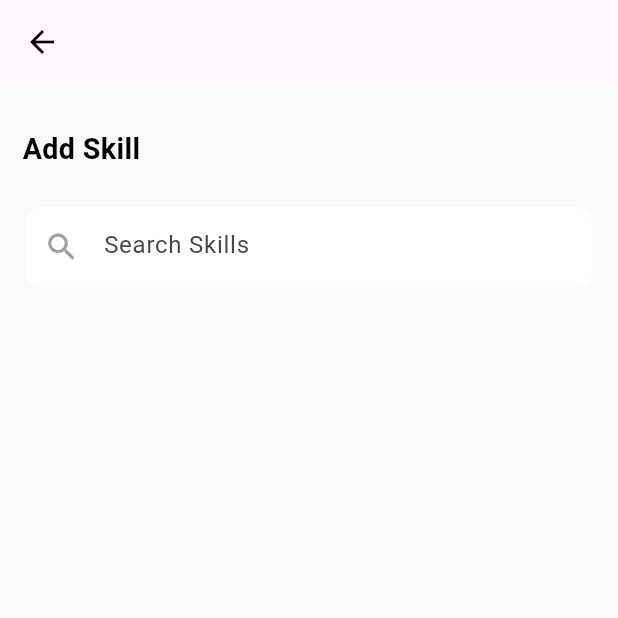
After one commit to muhammaddevuz/aytisoft, a Flutter app: the AddSkillsScreen screen opened directly, on a phone screen of 412 x 824 dp, the top half of it. The commit adds this screen. Run offline on Flutter 3.47's test engine with Material 3 defaults, Android fonts, the phone set to English and light mode, and no system bars; our stand-ins replace bloc, flutter_bloc, flutter_screenutil, gap, google_fonts, zoom_tap_animation; missing offline and left inert: svg_flutter; statements that could not run were skipped.

Commit message:
skills bloc

```diff
--- /dev/null
+++ b/lib/blocs/skills_bloc/skills_bloc.dart
@@ -0,0 +1,49 @@
+import 'package:aytijobs/blocs/skills_bloc/skills_event.dart';
+import 'package:aytijobs/blocs/skills_bloc/skills_state.dart';
+import 'package:aytijobs/utils/skills_constants.dart';
+import 'package:bloc/bloc.dart';
+
+class SkillsBloc extends Bloc<SkillsEvent, SkillsState> {
+  SkillsBloc() : super(SkillsInitialState()) {
+    on<SkillsAddEvent>(_addSkill);
+    on<SkillsChangeQueryEvent>(_changeQuery);
+    on<SkillsRemoveEvent>(_removeSkill);
+  }
+
+  void _addSkill(SkillsAddEvent event, emit) {
+    emit(SkillsLoadingState());
+    try {
+      if (!skills.contains(event.skill)) {
+        skills.add(event.skill);
+        controller.clear();
+        emit(SkillsChangeQueryEvent(query: ''));
+        SkillsLoadedState(query: query, skills: skills, controller: controller);
+      }
+    } catch (error) {
+      emit(SkillsErrorState(error: error.toString()));
+    }
+  }
+
+  void _changeQuery(SkillsChangeQueryEvent event, emit) {
+    emit(SkillsLoadingState());
+    try {
+      query = event.query;
+      if (event.query == '') {
+        controller.clear();
+      }
+      emit(SkillsLoadedState(
+          query: query, skills: skills, controller: controller));
+    } catch (error) {
+      emit(SkillsErrorState(error: error.toString()));
+    }
+  }
+
+  void _removeSkill(SkillsRemoveEvent event, emit) {
+    emit(SkillsLoadingState());
+    try {
+      skills.removeWhere((element) => element == event.skill);
+      emit(SkillsLoadedState(
+          query: query, skills: skills, controller: controller));
+    } catch (error) {}
+  }
+}
--- /dev/null
+++ b/lib/blocs/skills_bloc/skills_event.dart
@@ -0,0 +1,20 @@
+sealed class SkillsEvent {}
+
+class SkillsChangeQueryEvent extends SkillsEvent {
+  final String query;
+  SkillsChangeQueryEvent({required this.query});
+}
+
+class ClearQueryEvent extends SkillsEvent {}
+
+class SkillsAddEvent extends SkillsEvent {
+  final String skill;
+  SkillsAddEvent({required this.skill});
+}
+
+class SkillsRemoveEvent extends SkillsEvent {
+  final String skill;
+  SkillsRemoveEvent({required this.skill});
+}
+
+// class SkillsEvent {}
--- /dev/null
+++ b/lib/blocs/skills_bloc/skills_state.dart
@@ -0,0 +1,21 @@
+import 'package:flutter/material.dart';
+
+sealed class SkillsState {}
+
+class SkillsInitialState extends SkillsState {}
+
+class SkillsLoadingState extends SkillsInitialState {}
+
+class SkillsLoadedState extends SkillsInitialState {
+  final String query;
+  final List skills;
+  final TextEditingController controller;
+
+  SkillsLoadedState(
+      {required this.query, required this.skills, required this.controller});
+}
+
+class SkillsErrorState extends SkillsInitialState {
+  final String error;
+  SkillsErrorState({required this.error});
+}
--- a/lib/main.dart
+++ b/lib/main.dart
@@ -1,4 +1,5 @@
-
+import 'package:aytijobs/ui/screens/add_skills_screen.dart';
+import 'package:aytijobs/ui/screens/appreciation_screen.dart';
 import 'package:flutter/material.dart';
 import 'package:flutter_screenutil/flutter_screenutil.dart';
 
@@ -11,12 +12,12 @@ class MyApp extends StatelessWidget {
 
   @override
   Widget build(BuildContext context) {
-    return const ScreenUtilInit(
+    return ScreenUtilInit(
       designSize: Size(360, 690),
       child: MaterialApp(
         debugShowCheckedModeBanner: false,
         // home: WorkexpScreen(),
-        home: AppreciationScreen(), // shokh-time screen
+        home: AddSkillsScreen(), // shokh-time screen
       ),
     );
   }
--- /dev/null
+++ b/lib/ui/screens/add_skills_screen.dart
@@ -0,0 +1,206 @@
+import 'package:aytijobs/blocs/skills_bloc/skills_bloc.dart';
+import 'package:aytijobs/blocs/skills_bloc/skills_event.dart';
+import 'package:aytijobs/blocs/skills_bloc/skills_state.dart';
+import 'package:aytijobs/utils/skills_constants.dart';
+import 'package:flutter/material.dart';
+import 'package:flutter_bloc/flutter_bloc.dart';
+import 'package:flutter_screenutil/flutter_screenutil.dart';
+
+class AddSkillsScreen extends StatefulWidget {
+  @override
+  State<AddSkillsScreen> createState() => _AddSkillsScreenState();
+}
+
+class _AddSkillsScreenState extends State<AddSkillsScreen> {
+  @override
+  void initState() {
+    super.initState();
+    context.read<SkillsBloc>().add(SkillsChangeQueryEvent(query: query));
+  }
+
+  @override
+  Widget build(BuildContext context) {
+    return Scaffold(
+      resizeToAvoidBottomInset: false,
+      backgroundColor: const Color(0xffF9F9F9),
+      appBar: AppBar(
+        leading: IconButton(
+          onPressed: () {
+            Navigator.pop(context);
+          },
+          icon: const Icon(
+            Icons.arrow_back,
+            color: Colors.black,
+          ),
+        ),
+      ),
+      body: BlocBuilder<SkillsBloc, SkillsState>(builder: (context, state) {
+        if (state is SkillsLoadingState) {
+          return Center(
+            child: CircularProgressIndicator(),
+          );
+        }
+        if (state is SkillsErrorState) {
+          return Center(
+            child: Text(state.error),
+          );
+        }
+
+        if (state is SkillsLoadedState) {
+          return Padding(
+            padding: const EdgeInsets.only(top: 30, left: 15, right: 15),
+            child: Column(
+              crossAxisAlignment: CrossAxisAlignment.start,
+              children: [
+                Text(
+                  "Add Skill",
+                  style: TextStyle(
+                    fontSize: 16.h,
+                    fontWeight: FontWeight.bold,
+                    color: Colors.black,
+                  ),
+                ),
+                const SizedBox(
+                  height: 25,
+                ),
+                Row(
+                  mainAxisAlignment: MainAxisAlignment.center,
+                  children: [
+                    Container(
+                      padding: const EdgeInsets.symmetric(vertical: 8),
+                      height: 45.h,
+                      width: 330.w,
+                      decoration: BoxDecoration(
+                        color: Colors.white,
+                        borderRadius: BorderRadius.circular(10),
+                      ),
+                      child: Center(
+                        child: TextFormField(
+                          style: const TextStyle(
+                            color: Colors.black,
+                          ),
+                          controller: state.controller,
+                          expands: true,
+                          maxLines: null,
+                          minLines: null,
+                          decoration: InputDecoration(
+                            hintText: "Search Skills",
+                            border: InputBorder.none,
+                            prefixIcon: const Icon(
+                              Icons.search,
+                              color: Colors.grey,
+                            ),
+                            suffixIcon: state.query.isNotEmpty
+                                ? IconButton(
+                                    onPressed: () {
+                                      setState(() {
+                                        controller.clear();
+                                      });
+                                    },
+                                    icon: const Icon(
+                                      Icons.close,
+                                      color: Colors.black,
+                                    ),
+                                  )
+                                : null,
+                          ),
+                          onChanged: (value) {
+                            context
+                                .read<SkillsBloc>()
+                                .add(SkillsChangeQueryEvent(query: value));
+                          },
+                        ),
+                      ),
+                    ),
+                  ],
+                ),
+                SizedBox(
+                  height: state.query.isEmpty ? 15 : 5,
+                ),
+                state.query.isNotEmpty
+                    ? Container(
+                        // color: Colors.white,
+                        height: 400,
+                        width: double.infinity,
+                        child: ListView.builder(
+                          itemCount: skillsList.length,
+                          itemBuilder: (context, index) {
+                            if (skillsList[index]
+                                .toLowerCase()
+                                .contains(state.query.toLowerCase())) {
+                              return InkWell(
+                                onTap: () {
+                                  context.read<SkillsBloc>().add(SkillsAddEvent(skill: skillsList[index]));
+                                },
+                                child: Container(
+                                  padding: const EdgeInsets.symmetric(
+                                      horizontal: 10),
+                                  margin:
+                                      const EdgeInsets.symmetric(vertical: 10),
+                                  width: 350,
+                                  child: Text(
+                                    skillsList[index],
+                                    style: TextStyle(
+                                      fontSize: 12.h,
+                                    ),
+                                  ),
+                                ),
+                              );
+                            }
+                            return const SizedBox();
+                          },
+                        ),
+                      )
+                    : Wrap(
+                        spacing: 10,
+                        runSpacing: 10,
+                        children: [
+                          for (var item in state.skills)
+                            Container(
+                              // height: 20,
+                              clipBehavior: Clip.hardEdge,
+                              padding:
+                                  const EdgeInsets.symmetric(horizontal: 2),
+                              decoration: BoxDecoration(
+                                  borderRadius: BorderRadius.circular(10),
+                                  color: const Color(0xffF0EFF2)),
+                              child: Row(
+                                mainAxisSize: MainAxisSize.min,
+                                children: [
+                                  Text(
+                                    item,
+                                    style: TextStyle(
+                                      fontSize: 12.h,
+                                      color: Colors.black,
+                                    ),
+                                  ),
+                                  const SizedBox(
+                                    width: 3,
+                                  ),
+                                  IconButton(
+                                    // padding: EdgeInsets.all(0),
+                                    onPressed: () {
+                                    context.read<SkillsBloc>().add(SkillsRemoveEvent(skill: item));
+                                    },
+                                    icon: Icon(
+                                      fill: 0,
+                                      Icons.close,
+                                      size: 16.sp,
+                                    ),
+                                  ),
+                                ],
+                              ),
+                            ),
+                        ],
+                      ),
+              ],
+            ),
+          );
+        }
+        return Center(
+          child: Text('Malimotlar topilmadi'),
+        );
+      }),
+    );
+  }
+}
--- /dev/null
+++ b/lib/utils/skills_constants.dart
@@ -0,0 +1,127 @@
+import 'package:flutter/material.dart';
+
+final List<String> skillsList = [
+    // Programming Languages
+    'JavaScript',
+    'Python',
+    'Java',
+    'C#',
+    'C++',
+    'PHP',
+    'Ruby',
+    'Swift',
+    'Kotlin',
+    'Dart',
+
+    // Web Development
+    'HTML',
+    'CSS',
+    'React',
+    'Angular',
+    'Vue.js',
+    'Node.js',
+    'Express.js',
+    'ASP.NET',
+    'Django',
+    'Flask',
+
+    // Mobile Development
+    'iOS Development',
+    'Android Development',
+    'Flutter',
+    'React Native',
+    'Xamarin',
+
+    // Database Management
+    'SQL',
+    'NoSQL',
+    'MySQL',
+    'PostgreSQL',
+    'MongoDB',
+    'Firebase',
+    'Oracle Database',
+
+    // DevOps
+    'Docker',
+    'Kubernetes',
+    'Jenkins',
+    'Git',
+    'CI/CD',
+    'AWS',
+    'Azure',
+    'Google Cloud Platform',
+    'Ansible',
+    'Terraform',
+
+    // Cybersecurity
+    'Network Security',
+    'Penetration Testing',
+    'Ethical Hacking',
+    'Cryptography',
+    'Firewalls',
+    'Intrusion Detection Systems (IDS)',
+    'Incident Response',
+
+    // Networking
+    'TCP/IP',
+    'DNS',
+    'DHCP',
+    'VPN',
+    'Network Configuration',
+    'Network Troubleshooting',
+
+    // System Administration
+    'Linux Administration',
+    'Windows Administration',
+    'Shell Scripting',
+    'PowerShell',
+    'System Monitoring',
+
+    // Software Development
+    'Agile Methodologies',
+    'Scrum',
+    'Kanban',
+    'Software Testing',
+    'Unit Testing',
+    'Integration Testing',
+    'Test-Driven Development (TDD)',
+
+    // Data Science & Analytics
+    'Data Analysis',
+    'Data Visualization',
+    'Machine Learning',
+    'Deep Learning',
+    'TensorFlow',
+    'PyTorch',
+    'R Programming',
+    'Big Data Technologies',
+    'Hadoop',
+    'Spark',
+
+    // Cloud Computing
+    'Cloud Architecture',
+    'Cloud Security',
+    'Serverless Computing',
+    'Microservices',
+
+    // Project Management
+    'Project Planning',
+    'Risk Management',
+    'Time Management',
+    'Resource Management',
+    'Stakeholder Management',
+
+    // Soft Skills
+    'Communication',
+    'Team Collaboration',
+    'Problem-Solving',
+    'Critical Thinking',
+    'Adaptability',
+    'Time Management',
+    'Leadership',
+  ];
+
+  List<String> skills = [];
+  String query='';
+
+  final controller = TextEditingController();
--- a/pubspec.yaml
+++ b/pubspec.yaml
@@ -17,6 +17,8 @@ dependencies:
   svg_flutter: ^0.0.1
   google_fonts: ^6.2.1
   gap: ^3.0.1
+  bloc: ^8.1.4
+  flutter_bloc: ^8.1.6
 
 dev_dependencies:
   flutter_test:
```
Also changed, not shown: pubspec.lock.
